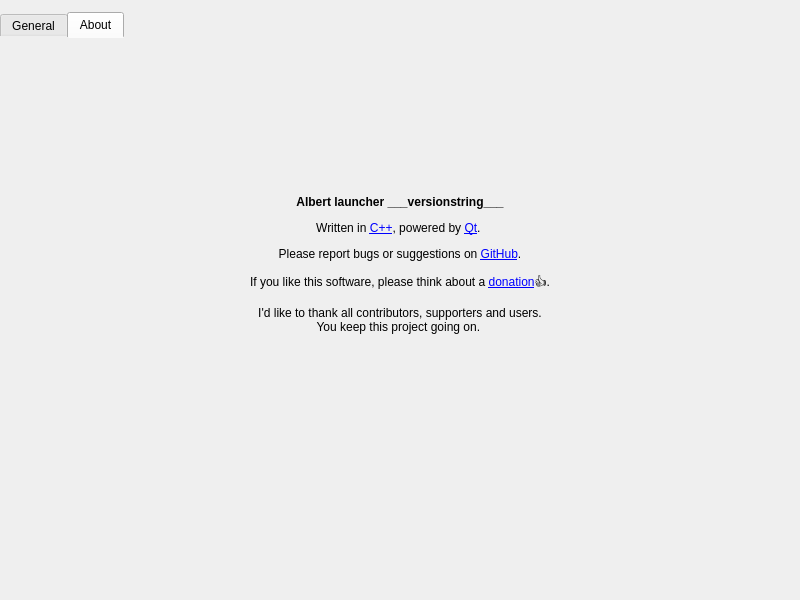
albertlauncher/albert, file src/settings/settingswindow.ui: the form before one commit.
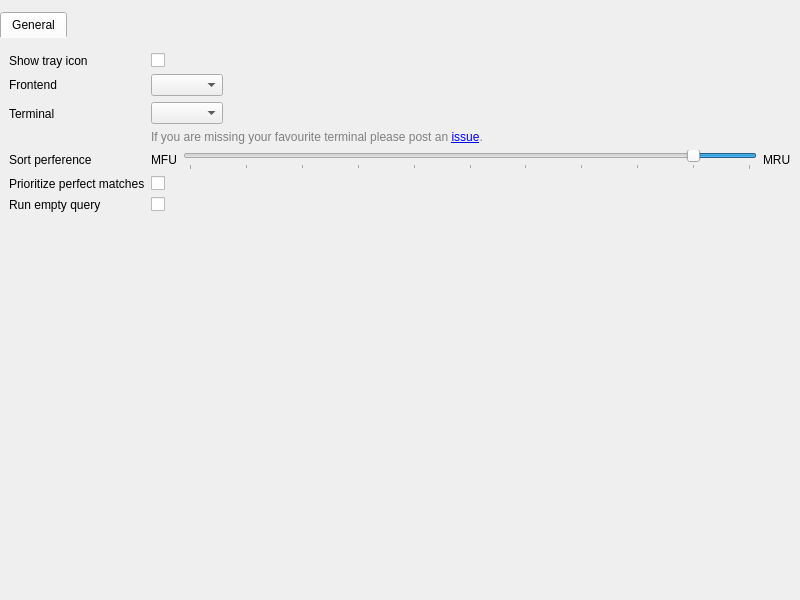
The form after the commit. The open tabs and pages were chosen to show the change. Icons and pictures are not drawn.

Commit message: Change about tab for better i18n

What changed in the file:
```diff
--- a/src/settings/settingswindow.ui
+++ b/src/settings/settingswindow.ui
@@ -273,80 +273,6 @@
        </item>
       </layout>
      </widget>
-     <widget class="QWidget" name="tab_about">
-      <attribute name="title">
-       <string>About</string>
-      </attribute>
-      <layout class="QVBoxLayout" name="layout_about" stretch="1,0,0,2">
-       <item>
-        <spacer name="verticalSpacer">
-         <property name="orientation">
-          <enum>Qt::Vertical</enum>
-         </property>
-         <property name="sizeHint" stdset="0">
-          <size>
-           <width>0</width>
-           <height>44</height>
-          </size>
-         </property>
-        </spacer>
-       </item>
-       <item>
-        <layout class="QHBoxLayout" name="horizontalLayout_2">
-         <item>
-          <widget class="QLabel" name="about_icon">
-           <property name="maximumSize">
-            <size>
-             <width>64</width>
-             <height>64</height>
-            </size>
-           </property>
-           <property name="layoutDirection">
-            <enum>Qt::LeftToRight</enum>
-           </property>
-           <property name="pixmap">
-            <pixmap resource="../resources.qrc">:/app_icon</pixmap>
-           </property>
-           <property name="scaledContents">
-            <bool>true</bool>
-           </property>
-          </widget>
-         </item>
-        </layout>
-       </item>
-       <item>
-        <widget class="QLabel" name="about_text">
-         <property name="text">
-          <string>&lt;p&gt;&lt;b&gt;Albert launcher ___versionstring___&lt;/b&gt;&lt;/p&gt;
-&lt;p&gt;Written in &lt;a href=&quot;https://wikipedia.org/wiki/C++&quot;&gt;C++&lt;/a&gt;, powered by &lt;a href=&quot;aboutQt&quot;&gt;Qt&lt;/a&gt;. &lt;/p&gt;
-&lt;p&gt;Please report bugs or suggestions on &lt;a href=&quot;https://github.com/albertlauncher/albert/issues/new/choose&quot;&gt;GitHub&lt;/a&gt;.&lt;/p&gt;
-&lt;p&gt;If you like this software, please think about a &lt;a href=&quot;https://albertlauncher.github.io/donation/&quot;&gt;donation&lt;/a&gt;👍.&lt;/p&gt;
-&lt;p&gt;I'd like to thank all contributors, supporters and users.&lt;br /&gt;You keep this project going on. &lt;/p&gt;
-</string>
-         </property>
-         <property name="alignment">
-          <set>Qt::AlignCenter</set>
-         </property>
-         <property name="wordWrap">
-          <bool>true</bool>
-         </property>
-        </widget>
-       </item>
-       <item>
-        <spacer name="verticalSpacer_2">
-         <property name="orientation">
-          <enum>Qt::Vertical</enum>
-         </property>
-         <property name="sizeHint" stdset="0">
-          <size>
-           <width>0</width>
-           <height>91</height>
-          </size>
-         </property>
-        </spacer>
-       </item>
-      </layout>
-     </widget>
     </widget>
    </item>
   </layout>
```
Left out of the diff: 4 changed lines with no effect on the pictures. The commit also changes 3 other files.
